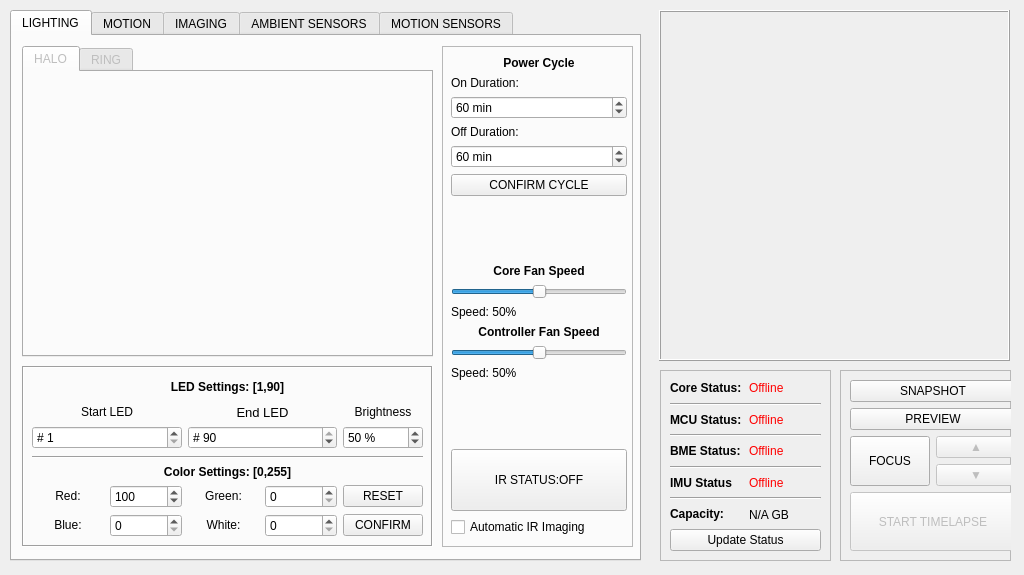
This is _ui/Clinostat.ui in CoCl-Jerry/SciSpin_Max_RELEASE as Qt 5 draws it before an edit. The edited form follows.
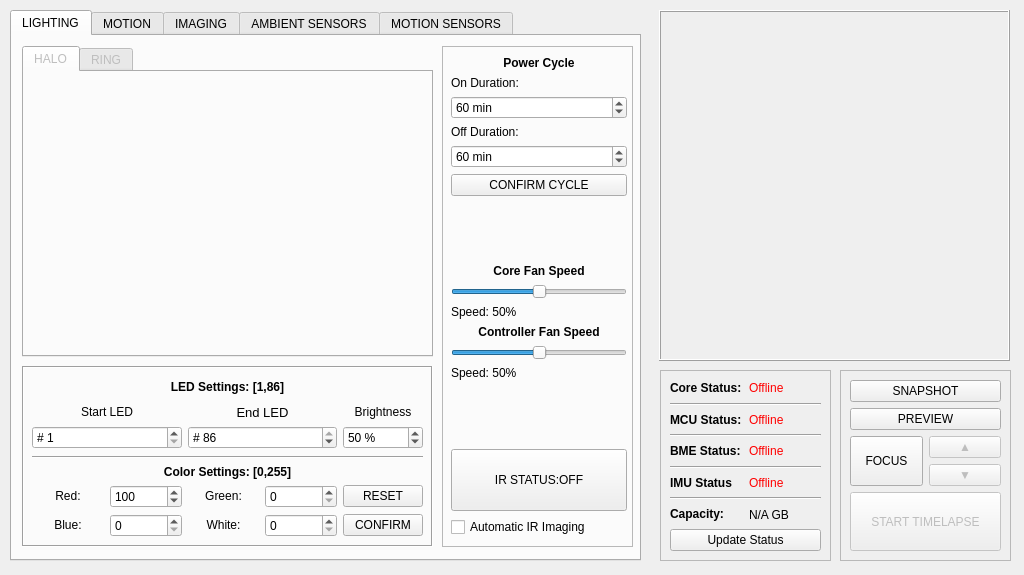
This is the edited form. Icons and pictures are not drawn. Custom widgets are drawn as their Qt base class.

The edit to the form file:
```diff
--- a/_ui/Clinostat.ui
+++ b/_ui/Clinostat.ui
@@ -419,7 +419,7 @@
         <item row="0" column="0" rowspan="2" colspan="5">
          <widget class="QLabel" name="lighting_LED_settings_text_label">
           <property name="text">
-           <string>&lt;html&gt;&lt;head/&gt;&lt;body&gt;&lt;p align=&quot;center&quot;&gt;&lt;span style=&quot; font-weight:700;&quot;&gt;LED Settings: [1,90]&lt;/span&gt;&lt;/p&gt;&lt;/body&gt;&lt;/html&gt;</string>
+           <string>&lt;html&gt;&lt;head/&gt;&lt;body&gt;&lt;p align=&quot;center&quot;&gt;&lt;span style=&quot; font-weight:700;&quot;&gt;LED Settings: [1,86]&lt;/span&gt;&lt;/p&gt;&lt;/body&gt;&lt;/html&gt;</string>
           </property>
          </widget>
         </item>
@@ -513,10 +513,10 @@
            <number>2</number>
           </property>
           <property name="maximum">
-           <number>90</number>
+           <number>86</number>
           </property>
           <property name="value">
-           <number>90</number>
+           <number>86</number>
           </property>
          </widget>
         </item>
@@ -1974,7 +1974,7 @@
       <rect>
        <x>10</x>
        <y>10</y>
-       <width>166</width>
+       <width>151</width>
        <height>171</height>
       </rect>
      </property>
```
